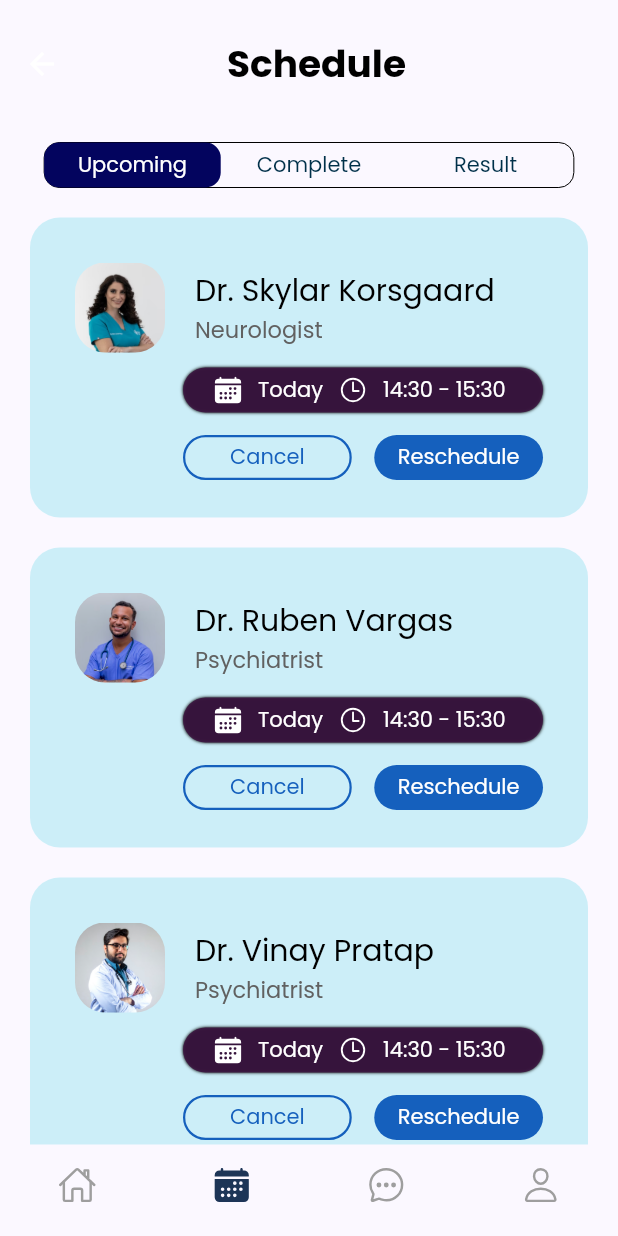
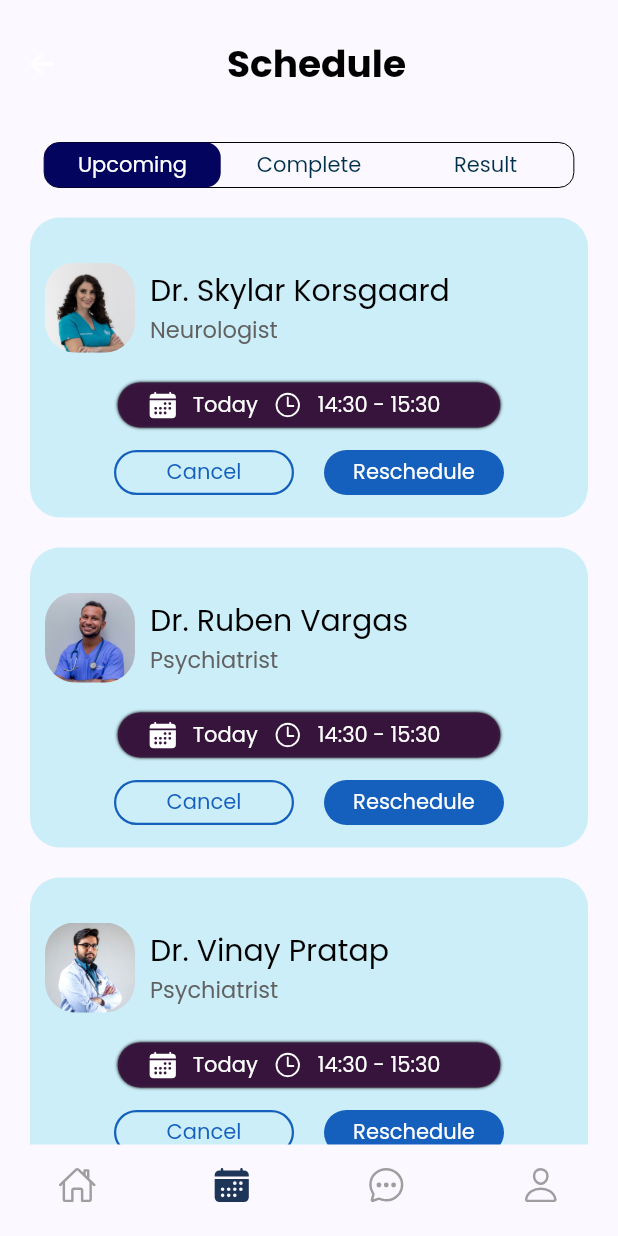
Before and after one commit to shashank16sundar/Health-App-UI, a Flutter app: the ScheduleScreen screen opened by its route, on a phone screen of 412 x 824 dp. Run offline on Flutter 3.47's test engine with Material 2 defaults, Android fonts, the phone set to English and light mode, and no system bars; our stand-ins replace google_fonts, ionicons.

Commit message:
6th Commit - Personal Phone UI Done

```diff
--- a/lib/screens/home_page.dart
+++ b/lib/screens/home_page.dart
@@ -33,7 +33,7 @@ class _HomePageState extends State<HomePage> {
                   'How are you feeling today?',
                   style: TextStyle(
                     color: Colors.grey,
-                    fontSize: 15,
+                    fontSize: 12,
                     fontWeight: FontWeight.w200,
                   ),
                 ),
@@ -79,7 +79,7 @@ class _HomePageState extends State<HomePage> {
               child: Container(
                 height: 160,
                 padding: const EdgeInsets.only(
-                    left: 30, top: 30, right: 30, bottom: 20),
+                    left: 15, top: 30, right: 15, bottom: 20),
                 decoration: BoxDecoration(
                   borderRadius: BorderRadius.circular(20),
                   color: const Color(0xFF086375),
@@ -154,7 +154,7 @@ class _HomePageState extends State<HomePage> {
                             'Today',
                             style: TextStyle(color: Colors.white),
                           ),
-                          SizedBox(width: 60),
+                          SizedBox(width: 30),
                           Icon(
                             Ionicons.time_outline,
                             color: Colors.white,
--- a/lib/widgets/schedule_doctor.dart
+++ b/lib/widgets/schedule_doctor.dart
@@ -13,7 +13,7 @@ class ScheduleDoctor extends StatelessWidget {
   Widget build(BuildContext context) {
     return Container(
       height: 200,
-      padding: const EdgeInsets.only(left: 30, top: 30, right: 30, bottom: 0),
+      padding: const EdgeInsets.only(left: 10, top: 30, right: 10, bottom: 0),
       decoration: BoxDecoration(
         borderRadius: BorderRadius.circular(20),
         color: const Color(0xFFade8f4).withOpacity(0.6),
@@ -35,7 +35,7 @@ class ScheduleDoctor extends StatelessWidget {
                 ),
               ),
               const SizedBox(
-                width: 20,
+                width: 10,
               ),
               Column(
                 crossAxisAlignment: CrossAxisAlignment.start,
@@ -53,14 +53,14 @@ class ScheduleDoctor extends StatelessWidget {
             ],
           ),
           const SizedBox(
-            height: 10,
+            height: 20,
           ),
           Row(
-            mainAxisAlignment: MainAxisAlignment.end,
+            mainAxisAlignment: MainAxisAlignment.center,
             children: [
               Container(
                 height: 30,
-                width: 240,
+                width: 255,
                 padding: const EdgeInsets.fromLTRB(20, 2, 20, 2),
                 decoration: BoxDecoration(
                   borderRadius: BorderRadius.circular(20),
@@ -99,12 +99,12 @@ class ScheduleDoctor extends StatelessWidget {
             ],
           ),
           Container(
-            margin: const EdgeInsets.fromLTRB(10, 15, 0, 0),
+            margin: const EdgeInsets.fromLTRB(0, 15, 0, 0),
             child: Row(
-              mainAxisAlignment: MainAxisAlignment.end,
+              mainAxisAlignment: MainAxisAlignment.center,
               children: [
                 Container(
-                  width: 112.5,
+                  width: 120,
                   height: 30,
                   decoration: BoxDecoration(
                     borderRadius: BorderRadius.circular(20),
@@ -119,9 +119,9 @@ class ScheduleDoctor extends StatelessWidget {
                     style: TextStyle(color: Color(0xFF1560BD)),
                   )),
                 ),
-                const SizedBox(width: 15),
+                const SizedBox(width: 20),
                 Container(
-                  width: 112.5,
+                  width: 120,
                   height: 30,
                   decoration: BoxDecoration(
                       borderRadius: BorderRadius.circular(20),
```
